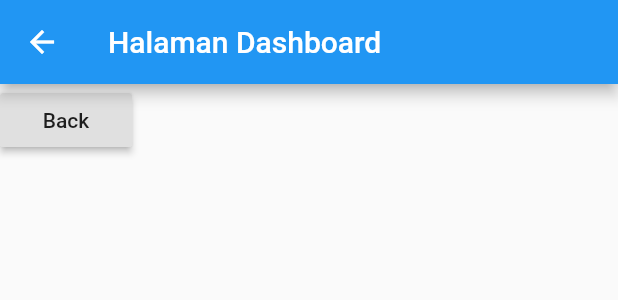
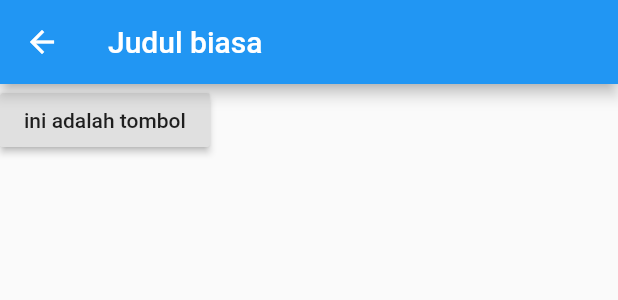
Before and after one commit to nopezi/flutter-fundamental, a Flutter app: the BodyButton widget shown alone on an empty page, opened directly, after a tap on "Go to dashboard", on a phone screen of 412 x 824 dp. Shown: the top 300 px of the screen. Run offline on Flutter 3.47's test engine with Material 2 defaults, Android fonts, the phone set to English and light mode, and no system bars; our stand-ins replace dio, fluttertoast, shared_preferences; missing offline and left inert: dart:html; accounts and stored records are empty.

Commit message:
kirim data beda page

```diff
--- a/lib/ui/udemy/presentation/dashboard/dashboard.dart
+++ b/lib/ui/udemy/presentation/dashboard/dashboard.dart
@@ -4,15 +4,18 @@ import 'package:flutter/material.dart';
 
 class Dashboard extends StatelessWidget {
   // const Dashboard({ Key? key }) : super(key: key);
+  Dashboard({this.judul, @required this.buttonText});
+  final String judul;
+  final String buttonText;
 
   @override
   Widget build(BuildContext context) {
     return Scaffold(
       appBar: AppBar(
-        title: Text("Halaman Dashboard"),
+        title: Text((judul == null) ? "Judul biasa" : judul),
       ),
       body: RaisedButton(
-        child: Text("Back"),
+        child: Text(buttonText),
         onPressed: () {
           Navigator.of(context).pop();
         },
--- a/lib/ui/udemy/widget/body_button.dart
+++ b/lib/ui/udemy/widget/body_button.dart
@@ -15,10 +15,14 @@ class BodyButton extends StatelessWidget {
             splashColor: Colors.blue,
             child: Text("Go to dashboard"),
             onPressed: () {
+              String judul = "Ini berasal dari halaman home";
               // Navigator.of(context).pushReplacement(
               //     MaterialPageRoute(builder: (context) => Dashboard()));
-              Navigator.of(context)
-                  .push(MaterialPageRoute(builder: (context) => Dashboard()));
+              Navigator.of(context).push(MaterialPageRoute(
+                  builder: (context) => Dashboard(
+                        // judul: judul,
+                        buttonText: "ini adalah tombol",
+                      )));
             },
           ),
         ),
```
